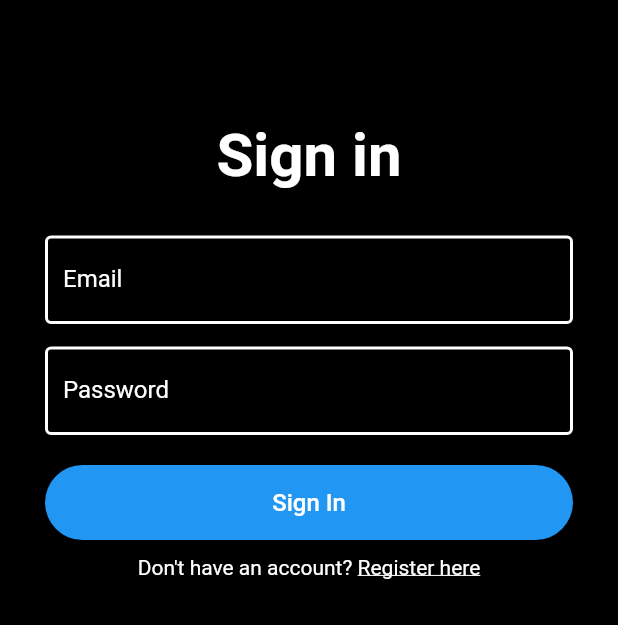
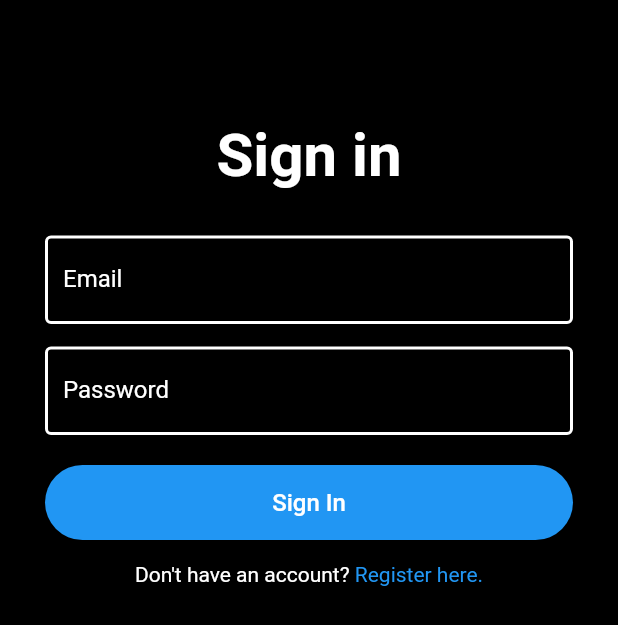
Before and after one commit to ahmedgulabkhan/easy_auth, a Flutter app: the screen it shows after launch, on a phone screen of 412 x 824 dp. Shown: the top 625 px of the screen. Run offline on Flutter 3.47's test engine with Material 2 defaults, Android fonts, the phone set to English and light mode, and no system bars; our stand-ins replace cloud_firestore, firebase_auth, flutter_spinkit, shared_preferences; accounts and stored records are empty.

Commit message:
firebase synced

```diff
--- a/lib/pages/signin_page.dart
+++ b/lib/pages/signin_page.dart
@@ -4,6 +4,7 @@ import 'package:EasyAuth/services/auth_service.dart';
 import 'package:EasyAuth/services/database_service.dart';
 import 'package:EasyAuth/shared/constants.dart';
 import 'package:EasyAuth/shared/loading.dart';
+import 'package:cloud_firestore/cloud_firestore.dart';
 import 'package:flutter/gestures.dart';
 import 'package:flutter/material.dart';
 
@@ -41,7 +42,7 @@ class _SignInPageState extends State<SignInPage> {
             userInfoSnapshot.documents[0].data['fullName']
           );
 
-          Navigator.of(context).pushReplacement(MaterialPageRoute(builder: (context) => HomePage()));
+          Navigator.of(context).pushReplacement(MaterialPageRoute(builder: (context) => HomePage(userName: userInfoSnapshot.documents[0].data['fullName'])));
         }
         else {
           setState(() {
@@ -115,7 +116,7 @@ class _SignInPageState extends State<SignInPage> {
                     ),
                   ),
 
-                  SizedBox(height: 10.0),
+                  SizedBox(height: 15.0),
 
                   Text.rich(
                     TextSpan(
@@ -123,10 +124,9 @@ class _SignInPageState extends State<SignInPage> {
                       style: TextStyle(color: Colors.white, fontSize: 14.0),
                       children: <TextSpan>[
                         TextSpan(
-                          text: 'Register here',
+                          text: 'Register here.',
                           style: TextStyle(
-                            color: Colors.white,
-                            decoration: TextDecoration.underline
+                            color: Colors.blue
                           ),
                           recognizer: TapGestureRecognizer()..onTap = () {
                             widget.toggleView();
--- a/lib/shared/loading.dart
+++ b/lib/shared/loading.dart
@@ -8,7 +8,7 @@ class Loading extends StatelessWidget {
       color: Colors.black,
       child: Center(
         child: SpinKitRing(
-          color: Color(0xFFFF0889B6),
+          color: Colors.blue,
           size: 50.0,
         )
       ),
```
Also changed, not shown: lib/pages/home_page.dart (+20 -2 lines), lib/pages/register_page.dart (+4 -4 lines), lib/services/database_service.dart (+7 -0 lines), 3 other files.
